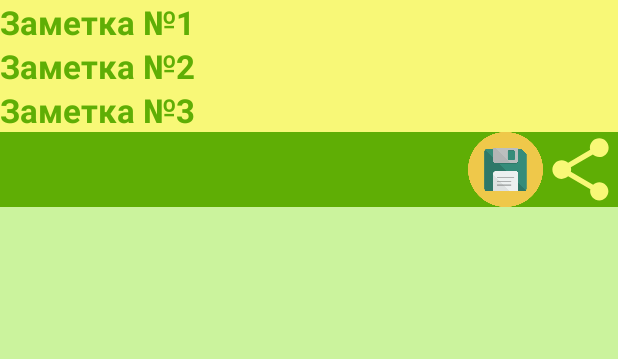
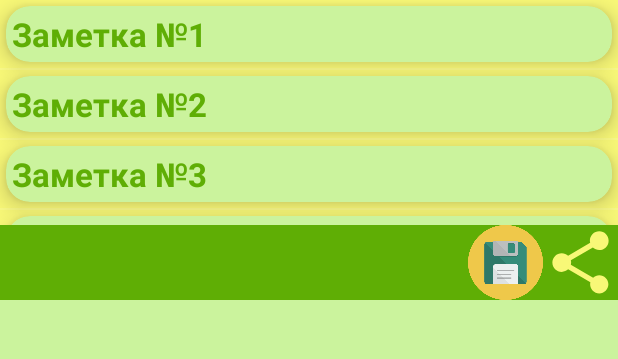
Before and after one commit to AlexVeeZ/Notes, an Android app: the screen it shows after launch (MainActivity), after a tap on "Заметка №1", on a phone screen of 412 x 824 dp, the part 164-523 px from its top. Run offline under Robolectric (Android 15) with nearby library versions, the phone set to English and light mode, and no system bars.

Commit message:
Note_v3: - add Recycleview

```diff
--- a/app/build.gradle
+++ b/app/build.gradle
@@ -33,6 +33,7 @@ dependencies {
     implementation 'androidx.appcompat:appcompat:1.2.0'
     implementation 'com.google.android.material:material:1.2.1'
     implementation 'androidx.constraintlayout:constraintlayout:2.0.4'
+    implementation 'androidx.legacy:legacy-support-v4:1.0.0'
     testImplementation 'junit:junit:4.+'
     androidTestImplementation 'androidx.test.ext:junit:1.1.2'
     androidTestImplementation 'androidx.test.espresso:espresso-core:3.3.0'
--- /dev/null
+++ b/app/src/main/java/com/example/notes/ListOfNotes.java
@@ -0,0 +1,76 @@
+package com.example.notes;
+
+import android.os.Bundle;
+
+import androidx.annotation.NonNull;
+import androidx.annotation.Nullable;
+import androidx.fragment.app.Fragment;
+import androidx.fragment.app.FragmentTransaction;
+import androidx.recyclerview.widget.DividerItemDecoration;
+import androidx.recyclerview.widget.LinearLayoutManager;
+import androidx.recyclerview.widget.RecyclerView;
+
+import android.view.LayoutInflater;
+import android.view.View;
+import android.view.ViewGroup;
+
+import java.util.ArrayList;
+import java.util.List;
+
+
+public  class ListOfNotes extends Fragment implements NotesAdapterCallback{
+
+    private final List<SimpleNote> notes = new ArrayList<>();
+    private final NotesAdapter notesAdapter = new NotesAdapter(this);
+
+    @Override
+    public void onCreate(Bundle savedInstanceState) {
+        super.onCreate(savedInstanceState);
+        initArrayList();
+    }
+
+    @Override
+    public View onCreateView(LayoutInflater inflater, ViewGroup container,
+                             Bundle savedInstanceState) {
+        // Inflate the layout for this fragment
+        return inflater.inflate(R.layout.fragment_list_of_notes, container, false);
+    }
+
+    @Override
+    public void onViewCreated(@NonNull View view, @Nullable Bundle savedInstanceState) {
+        super.onViewCreated(view, savedInstanceState);
+        initView(view);
+    }
+
+    @Override
+    public void onActivityCreated(@Nullable Bundle savedInstanceState) {
+        super.onActivityCreated(savedInstanceState);
+        notesAdapter.setItems(notes);
+    }
+
+    private void initView(View view) {
+        RecyclerView recyclerView = view.findViewById(R.id.rv_notes);
+        recyclerView.setLayoutManager(new LinearLayoutManager(recyclerView.getContext()));
+        recyclerView.addItemDecoration(new DividerItemDecoration(recyclerView.getContext(), RecyclerView.VERTICAL));
+        recyclerView.addItemDecoration(new NotesSpaceDecorator(getResources().getDimensionPixelSize(R.dimen.default_margin)));
+        recyclerView.setAdapter(notesAdapter);
+    }
+
+    private void initArrayList(){
+        notes.add(new SimpleNote("Заметка №1", "desc","00.00.1900"));
+        notes.add(new SimpleNote("Заметка №2", "desc","00.00.1900"));
+        notes.add(new SimpleNote("Заметка №3", "desc","00.00.1900"));
+        notes.add(new SimpleNote("Заметка №4", "desc","00.00.1900"));
+        notes.add(new SimpleNote("Заметка №5", "desc","00.00.1900"));
+        notes.add(new SimpleNote("Заметка №6", "desc","00.00.1900"));
+        notes.add(new SimpleNote("Заметка №7", "desc","00.00.1900"));
+    }
+
+    @Override
+    public void onItemClicked(SimpleNote simpleNote) {
+        CurrentNoteOne note_one = new CurrentNoteOne();
+        FragmentTransaction ft = getFragmentManager().beginTransaction();
+        ft.replace(R.id.content_container,note_one);
+        ft.commit();
+    }
+}
--- a/app/src/main/java/com/example/notes/MainActivity.java
+++ b/app/src/main/java/com/example/notes/MainActivity.java
@@ -4,9 +4,12 @@ import androidx.annotation.NonNull;
 import androidx.appcompat.app.AppCompatActivity;
 import androidx.core.view.GravityCompat;
 import androidx.drawerlayout.widget.DrawerLayout;
+import androidx.fragment.app.Fragment;
+import androidx.fragment.app.FragmentManager;
 import androidx.fragment.app.FragmentTransaction;
 
 import android.content.Intent;
+import android.content.pm.ActivityInfo;
 import android.os.Bundle;
 import android.widget.EditText;
 import android.widget.ImageView;
@@ -34,15 +37,25 @@ public class MainActivity extends AppCompatActivity {
     protected void onCreate(Bundle savedInstanceState) {
         super.onCreate(savedInstanceState);
         setContentView(R.layout.activity_main);
-        initView();
-        addOnClickListener();
+        setRequestedOrientation(ActivityInfo.SCREEN_ORIENTATION_PORTRAIT);
+
+        if(savedInstanceState == null){
+            initView();
+            addOnClickListener();
+
+            ListOfNotes listOfNotes = new ListOfNotes();
+            FragmentTransaction list = getSupportFragmentManager().beginTransaction();
+            list.replace(R.id.listOfNotes,listOfNotes);
+            list.commit();
+        }
+
     }
     /*Инициализация полей*/
     private void initView(){
         drawerLayout = findViewById(R.id.drawer_layout);
-        nameOfNoteOne = findViewById(R.id.nameOfFirstNote);
+        /*nameOfNoteOne = findViewById(R.id.nameOfFirstNote);
         nameOfNoteTwo = findViewById(R.id.nameOfSecondNote);
-        nameOfNoteThree = findViewById(R.id.nameOfThirdNote);
+        nameOfNoteThree = findViewById(R.id.nameOfThirdNote);*/
         currentNoteOne = findViewById(R.id.current_note_one);
         currentNoteTwo = findViewById(R.id.current_note_two);
         currentNoteThree = findViewById(R.id.current_note_three);
@@ -54,7 +67,7 @@ public class MainActivity extends AppCompatActivity {
     }
     /*Метод отображения действий*/
     private void addOnClickListener(){
-        nameOfNoteOne.setOnClickListener(v -> {
+        /*nameOfNoteOne.setOnClickListener(v -> {
             CurrentNoteOne note_one = new CurrentNoteOne();
             FragmentTransaction ft = getSupportFragmentManager().beginTransaction();
             ft.replace(R.id.content_container,note_one);
@@ -87,7 +100,7 @@ public class MainActivity extends AppCompatActivity {
                 e.printStackTrace();
             }
 
-        });
+        });*/
         save.setOnClickListener(v->{
             try{
                 buffer_note_one = new StringBuilder();
--- /dev/null
+++ b/app/src/main/java/com/example/notes/NotesAdapter.java
@@ -0,0 +1,72 @@
+package com.example.notes;
+
+import android.util.Log;
+import android.view.LayoutInflater;
+import android.view.View;
+import android.view.ViewGroup;
+
+import androidx.annotation.NonNull;
+import androidx.recyclerview.widget.RecyclerView;
+
+import com.google.android.material.textview.MaterialTextView;
+
+import java.util.ArrayList;
+import java.util.List;
+
+public class NotesAdapter extends RecyclerView.Adapter<NotesAdapter.NotesViewHolder>{
+
+    private static final String TAG = "NotesAdapter";
+
+    private final List<SimpleNote> notes = new ArrayList<>();
+    private final NotesAdapterCallback callback;
+
+    public NotesAdapter(NotesAdapterCallback callback) {
+        this.callback = callback;
+    }
+
+    public void setItems(List<SimpleNote> items){
+        notes.clear();
+        notes.addAll(items);
+        notifyDataSetChanged();
+    }
+
+    @NonNull
+    @Override
+    public NotesViewHolder onCreateViewHolder(@NonNull ViewGroup parent, int viewType) {
+        View view = LayoutInflater.from(parent.getContext()).inflate(R.layout.item_notes,parent,false);
+        return new NotesViewHolder(view);
+    }
+
+    @Override
+    public void onBindViewHolder(@NonNull NotesViewHolder holder, int position) {
+        holder.onBind(notes.get(position),position );
+    }
+
+    @Override
+    public int getItemCount() {
+        return notes.size();
+    }
+
+    class NotesViewHolder extends RecyclerView.ViewHolder{
+
+        private final MaterialTextView textView;
+
+
+        public NotesViewHolder(@NonNull View itemView) {
+            super(itemView);
+            textView = itemView.findViewById(R.id.tv_note_name);
+        }
+
+        public void onBind(SimpleNote model, int position){
+           Log.d(TAG, String.valueOf(position));
+            textView.setText(model.getTitle());
+
+            itemView.setOnClickListener(v->{
+                if(getAdapterPosition() != RecyclerView.NO_POSITION){
+                    callback.onItemClicked(model);
+                }
+
+            });
+        }
+    }
+}
--- /dev/null
+++ b/app/src/main/java/com/example/notes/NotesAdapterCallback.java
@@ -0,0 +1,8 @@
+package com.example.notes;
+
+public interface NotesAdapterCallback {
+
+
+    void onItemClicked(SimpleNote simpleNote);
+
+}
--- /dev/null
+++ b/app/src/main/java/com/example/notes/NotesSpaceDecorator.java
@@ -0,0 +1,32 @@
+package com.example.notes;
+
+import android.graphics.Rect;
+import android.view.View;
+
+import androidx.annotation.NonNull;
+import androidx.recyclerview.widget.RecyclerView;
+
+public class NotesSpaceDecorator extends RecyclerView.ItemDecoration {
+
+    private final int defaultSpace;
+
+    public NotesSpaceDecorator(int defaultSpace) {
+        this.defaultSpace = defaultSpace;
+    }
+
+    @Override
+    public void getItemOffsets(
+            @NonNull Rect outRect,
+            @NonNull View view,
+            @NonNull RecyclerView parent,
+            @NonNull RecyclerView.State state) {
+        super.getItemOffsets(outRect, view, parent, state);
+        int position = parent.getChildAdapterPosition(view);
+
+        if(position >= 0){
+            outRect.set(defaultSpace, defaultSpace, defaultSpace, defaultSpace);
+        }
+    }
+
+
+}
--- /dev/null
+++ b/app/src/main/java/com/example/notes/SimpleNote.java
@@ -0,0 +1,28 @@
+package com.example.notes;
+
+import java.io.Serializable;
+
+public class SimpleNote  implements Serializable {
+    private final String title;
+    private final String desc;
+    private final String date;
+
+
+    public SimpleNote(String title, String desc, String date){
+        this.title = title;
+        this.desc = desc;
+        this.date = date;
+    }
+
+    public String getTitle() {
+        return title;
+    }
+
+    public String getDesc() {
+        return desc;
+    }
+
+    public String getDate() {
+        return date;
+    }
+}
--- a/app/src/main/res/layout/activity_main.xml
+++ b/app/src/main/res/layout/activity_main.xml
@@ -22,11 +22,12 @@
 
         <LinearLayout
             android:id="@+id/listOfNotes"
-            android:layout_width="wrap_content"
-            android:layout_height="wrap_content"
+            android:layout_width="match_parent"
+            android:layout_height="150dp"
             android:orientation="vertical">
 
-            <com.google.android.material.textview.MaterialTextView
+
+            <!--<com.google.android.material.textview.MaterialTextView
                 android:layout_width="wrap_content"
                 android:layout_height="wrap_content"
                 android:text="@string/nameOfFirstNote"
@@ -45,7 +46,7 @@
                 android:layout_height="wrap_content"
                 android:text="@string/nameOfThirdNote"
                 android:id="@+id/nameOfThirdNote"
-                style="@style/NoteStyle"/>
+                style="@style/NoteStyle"/>-->
 
         </LinearLayout>
         <LinearLayout
--- /dev/null
+++ b/app/src/main/res/layout/fragment_list_of_notes.xml
@@ -0,0 +1,16 @@
+<?xml version="1.0" encoding="utf-8"?>
+<LinearLayout
+    xmlns:android="http://schemas.android.com/apk/res/android"
+    xmlns:tools="http://schemas.android.com/tools"
+    android:layout_width="match_parent"
+    android:layout_height="match_parent"
+    tools:context=".ListOfNotes"
+    android:orientation="vertical">
+
+
+    <androidx.recyclerview.widget.RecyclerView
+        android:id="@+id/rv_notes"
+        android:layout_width="match_parent"
+        android:layout_height="wrap_content"/>
+
+</LinearLayout>
--- /dev/null
+++ b/app/src/main/res/layout/item_notes.xml
@@ -0,0 +1,21 @@
+<?xml version="1.0" encoding="utf-8"?>
+
+<androidx.cardview.widget.CardView
+    xmlns:android="http://schemas.android.com/apk/res/android"
+    xmlns:app="http://schemas.android.com/apk/res-auto"
+    android:layout_width="match_parent"
+    android:layout_height="wrap_content"
+    android:minHeight="25dp"
+    app:cardElevation="8dp"
+    app:cardBackgroundColor="@color/light_green"
+    app:cardCornerRadius="@dimen/padding_16dp">
+
+    <com.google.android.material.textview.MaterialTextView
+        android:id="@+id/tv_note_name"
+        android:layout_gravity="center_vertical"
+        android:layout_width="wrap_content"
+        android:layout_height="wrap_content"
+        style="@style/NoteStyle"
+        android:padding="4dp"/>
+
+</androidx.cardview.widget.CardView>
--- a/app/src/main/res/layout/main_nav_drawer.xml
+++ b/app/src/main/res/layout/main_nav_drawer.xml
@@ -55,7 +55,8 @@
         android:layout_height="wrap_content"
         android:orientation="horizontal"
         android:layout_gravity="center_vertical"
-        android:background="@drawable/frame_layout_style">
+        android:background="@drawable/frame_layout_style"
+        android:layout_marginTop="@dimen/default_margin">
 
         <com.google.android.material.textview.MaterialTextView
             android:layout_width="0dp"
@@ -81,7 +82,8 @@
         android:layout_height="wrap_content"
         android:orientation="horizontal"
         android:layout_gravity="center_vertical"
-        android:background="@drawable/frame_layout_style">
+        android:background="@drawable/frame_layout_style"
+        android:layout_marginTop="@dimen/default_margin">
 
         <com.google.android.material.textview.MaterialTextView
             android:layout_width="0dp"
```
